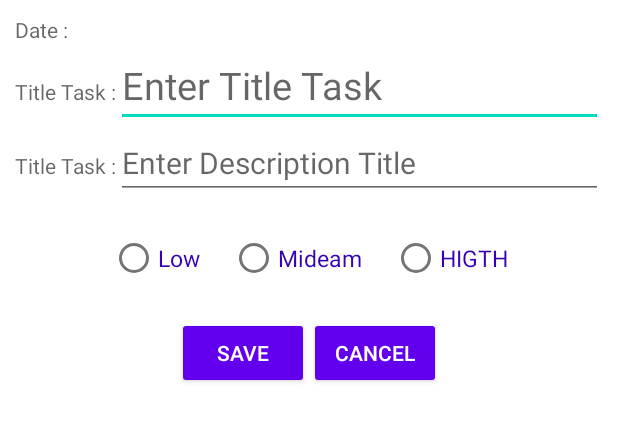
After one commit to BasilAlluqmani/ToDoList, an Android app: the layout add_tasks.xml on its own in the app's theme, with its tools: preview values and no code run, on a phone screen of 412 x 824 dp. The commit adds this screen. Shown: the top 421 px of the screen. Run offline under Robolectric (Android 15) with nearby library versions, the phone set to English and light mode, and no system bars.

Commit message:
Button_add_task

```diff
--- a/app/src/main/res/layout/activity_main.xml
+++ b/app/src/main/res/layout/activity_main.xml
@@ -5,6 +5,8 @@
     android:layout_width="match_parent"
     android:layout_height="match_parent"
     tools:context=".MainActivity">
+    <!--button to show custom dialog-->
+
 
     <ImageButton
         android:id="@+id/btnTask"
--- /dev/null
+++ b/app/src/main/res/layout/add_tasks.xml
@@ -0,0 +1,133 @@
+<?xml version="1.0" encoding="utf-8"?>
+<LinearLayout
+    xmlns:android="http://schemas.android.com/apk/res/android"
+    android:layout_width="match_parent"
+    android:layout_height="match_parent"
+    android:orientation="vertical"
+    android:padding="10dp">
+
+    <TextView
+        android:id="@+id/tvDateToday"
+        android:layout_width="match_parent"
+        android:layout_height="wrap_content"
+        android:hint="Date :" />
+
+
+
+
+    <LinearLayout
+        android:layout_width="match_parent"
+        android:layout_height="wrap_content"
+        android:orientation="horizontal">
+        <TextView
+            android:layout_width="wrap_content"
+            android:layout_height="wrap_content"
+            android:hint="Title Task :" />
+
+
+
+        <EditText
+            android:id="@+id/edtTitleTask"
+            android:textSize="25sp"
+            android:layout_width="match_parent"
+            android:layout_height="wrap_content"
+            android:hint="Enter Title Task"
+            android:inputType="textPersonName" />
+    </LinearLayout>
+
+
+
+
+    <LinearLayout
+        android:layout_width="match_parent"
+        android:layout_height="wrap_content"
+        android:orientation="horizontal">
+    <TextView
+        android:layout_width="wrap_content"
+        android:layout_height="wrap_content"
+        android:hint="Title Task :" />
+    <EditText
+        android:textSize="20dp"
+        android:id="@+id/edtDescription"
+        android:hint="Enter Description Title"
+        android:inputType="textAutoComplete"
+        android:layout_width="match_parent"
+        android:lines="7"
+        android:layout_height="wrap_content" />
+    </LinearLayout>
+
+
+
+
+    <LinearLayout
+        android:layout_width="match_parent"
+        android:orientation="horizontal"
+        android:gravity="center"
+        android:layout_height="wrap_content">
+
+        <RadioGroup xmlns:android="http://schemas.android.com/apk/res/android"
+            android:layout_width="match_parent"
+            android:gravity="center"
+            android:padding="5dp"
+            android:layout_height="wrap_content"
+            android:orientation="horizontal">
+
+            <RadioButton android:id="@+id/radio_l"
+                android:layout_width="wrap_content"
+                android:layout_margin="10dp"
+
+                android:layout_height="wrap_content"
+                android:text="Low"
+                android:textColor="@color/purple_700"
+                android:textSize="15dp"
+                android:onClick="onRadioButtonClicked"/>
+
+            <RadioButton
+
+                android:layout_margin="10dp"
+                android:id="@+id/radio_m"
+                android:layout_width="wrap_content"
+                android:layout_height="wrap_content"
+                android:text="Mideam"
+                android:textColor="@color/purple_700"
+                android:textSize="15dp"
+                android:onClick="onRadioButtonClicked"/>
+
+            <RadioButton
+                android:layout_margin="10dp"
+
+                android:id="@+id/radio_h"
+                android:layout_width="wrap_content"
+                android:layout_height="wrap_content"
+                android:textColor="@color/purple_700"
+                android:textSize="15dp"
+                android:text="HIGTH"
+                android:onClick="onRadioButtonClicked"/>
+        </RadioGroup>
+
+    </LinearLayout>
+
+
+
+
+
+    <LinearLayout
+        android:layout_width="match_parent"
+        android:layout_height="wrap_content"
+        android:orientation="horizontal"
+        android:gravity="center">
+        <Button
+            android:id="@+id/btnSave"
+            android:text="Save"
+            style="@style/Base.Widget.AppCompat.Button.Colored"
+            android:layout_width="wrap_content"
+            android:layout_height="wrap_content" />
+        <Button
+            android:id="@+id/btnCancel"
+            android:text="Cancel"
+            style="@style/Base.Widget.AppCompat.Button.Colored"
+            android:layout_width="wrap_content"
+            android:layout_height="wrap_content" />
+    </LinearLayout>
+
+</LinearLayout>
```
Also changed, not shown: app/src/main/java/com/albasil/todolist/MainActivity.kt (+140 -15 lines).
